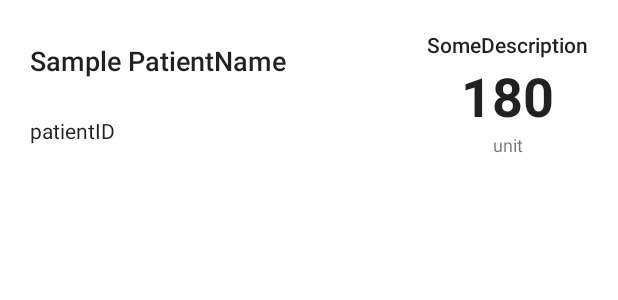
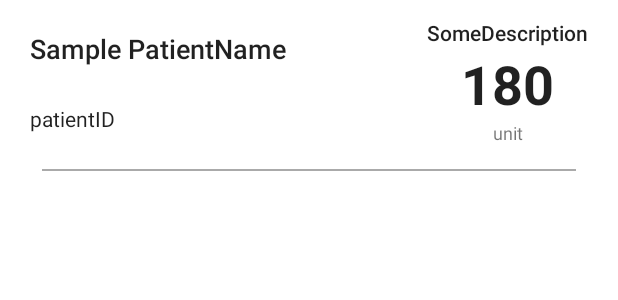
Before and after one commit to asherLZR/safehearts, an Android app: the layout single_value_numerical_card.xml on its own in the app's theme, with its tools: preview values and no code run, on a phone screen of 412 x 824 dp. Shown: the top 300 px of the screen. Run offline under Robolectric (Android 15) with nearby library versions, the light colour scheme and no system bars.

Commit message:
Minor style change with dividers between cards

```diff
--- a/app/app/src/main/res/layout/single_value_numerical_card.xml
+++ b/app/app/src/main/res/layout/single_value_numerical_card.xml
@@ -1,6 +1,7 @@
 <?xml version="1.0" encoding="utf-8"?>
 <androidx.cardview.widget.CardView xmlns:android="http://schemas.android.com/apk/res/android"
     xmlns:card_view="http://schemas.android.com/apk/res-auto"
+    xmlns:tools="http://schemas.android.com/tools"
     android:id="@+id/card_view"
     android:layout_width="match_parent"
     android:layout_height="wrap_content"
@@ -15,7 +16,9 @@
         android:id="@+id/relativeLayout"
         android:layout_width="match_parent"
         android:layout_height="wrap_content"
-        android:padding="16dp">
+        android:paddingStart="16dp"
+        android:paddingEnd="16dp"
+        android:paddingTop="8dp">
 
         <TextView
             android:id="@+id/numerical_card_heading"
@@ -41,19 +44,20 @@
             android:layout_marginBottom="8dp"
             android:text="patientID"
             android:textSize="14sp"
-            card_view:layout_constraintBottom_toBottomOf="parent"
+            card_view:layout_constraintBottom_toTopOf="@+id/divider"
             card_view:layout_constraintEnd_toEndOf="@+id/barrier"
             card_view:layout_constraintHorizontal_bias="0.0"
             card_view:layout_constraintStart_toStartOf="parent"
-            card_view:layout_constraintTop_toBottomOf="@+id/string_heading"
-            card_view:layout_constraintVertical_bias="0.0" />
+            card_view:layout_constraintTop_toBottomOf="@+id/numerical_card_heading" />
 
         <androidx.constraintlayout.widget.Barrier
             android:id="@+id/barrier"
             android:layout_width="wrap_content"
             android:layout_height="wrap_content"
             card_view:barrierDirection="start"
-            card_view:constraint_referenced_ids="numerical_description, numerical_value, numerical_unit" />
+            card_view:constraint_referenced_ids="numerical_description, numerical_value, numerical_unit"
+            tools:layout_editor_absoluteX="280dp"
+            tools:layout_editor_absoluteY="16dp" />
 
         <TextView
             android:id="@+id/numerical_description"
@@ -86,12 +90,25 @@
             android:layout_height="wrap_content"
             android:layout_marginStart="8dp"
             android:layout_marginEnd="8dp"
+            android:layout_marginBottom="16dp"
             android:text="unit"
             android:textSize="12sp"
+            card_view:layout_constraintBottom_toTopOf="@+id/divider"
+            card_view:layout_constraintEnd_toEndOf="parent"
+            card_view:layout_constraintStart_toEndOf="@+id/barrier"
+            card_view:layout_constraintTop_toBottomOf="@+id/numerical_value" />
+
+        <View
+            android:id="@+id/divider"
+            android:layout_width="match_parent"
+            android:layout_height="1dp"
+            android:layout_marginTop="16dp"
+            android:layout_marginStart="8dp"
+            android:layout_marginEnd="8dp"
+            android:background="@android:color/darker_gray"
             card_view:layout_constraintBottom_toBottomOf="parent"
             card_view:layout_constraintEnd_toEndOf="parent"
-            card_view:layout_constraintStart_toEndOf="@+id/barrier"
-            card_view:layout_constraintTop_toBottomOf="@+id/string_status" />
+            card_view:layout_constraintStart_toStartOf="parent" />
 
     </androidx.constraintlayout.widget.ConstraintLayout>
 
--- a/app/app/src/main/res/values/colors.xml
+++ b/app/app/src/main/res/values/colors.xml
@@ -1,9 +1,8 @@
 <?xml version="1.0" encoding="utf-8"?>
 <resources>
     <color name="colorPrimary">#0C0084</color>
-    <color name="colorPrimaryDark">#0C0084</color>
+    <color name="colorPrimaryDark">#FFFFFF</color>
     <color name="colorAccent">#05DAC5</color>
     <color name="colorChip1">#7CE2FC</color>
     <color name="colorChip2">#F7CEFF</color>
-    <color name="colorBloodChip">#7CE2FC</color>
 </resources>
```
Also changed, not shown: app/app/src/main/res/layout/patient_card.xml (+15 -2 lines), app/app/src/main/res/layout/single_value_string_card.xml (+18 -7 lines), app/app/src/main/res/layout/time_series_card.xml (+16 -2 lines).
